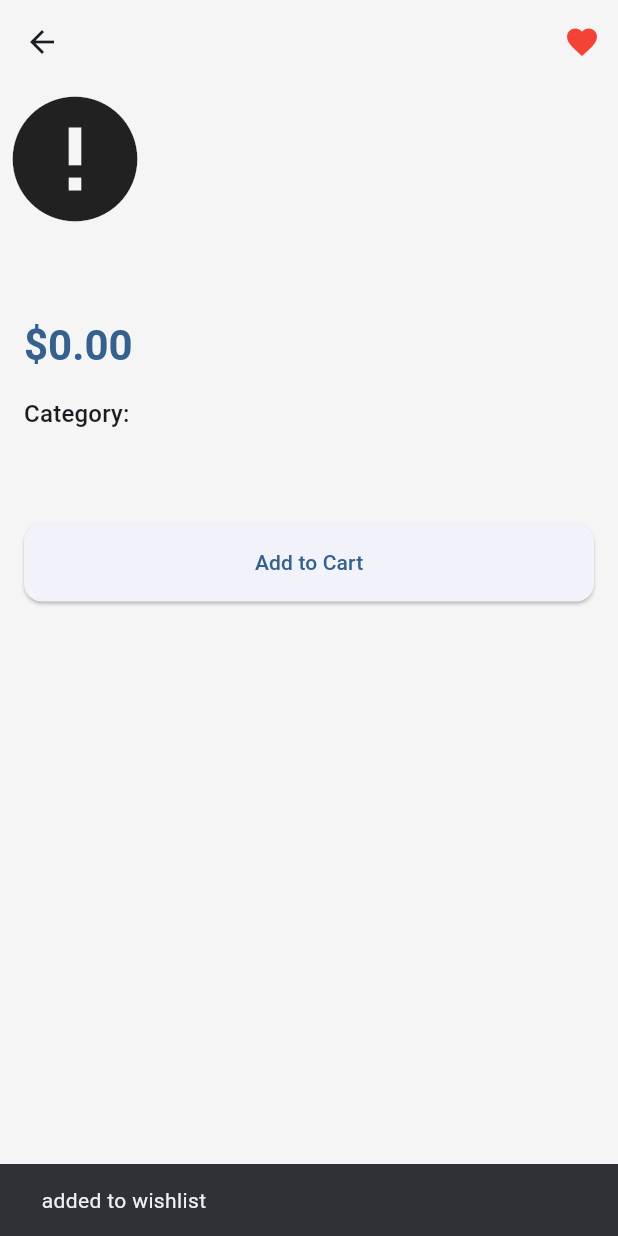
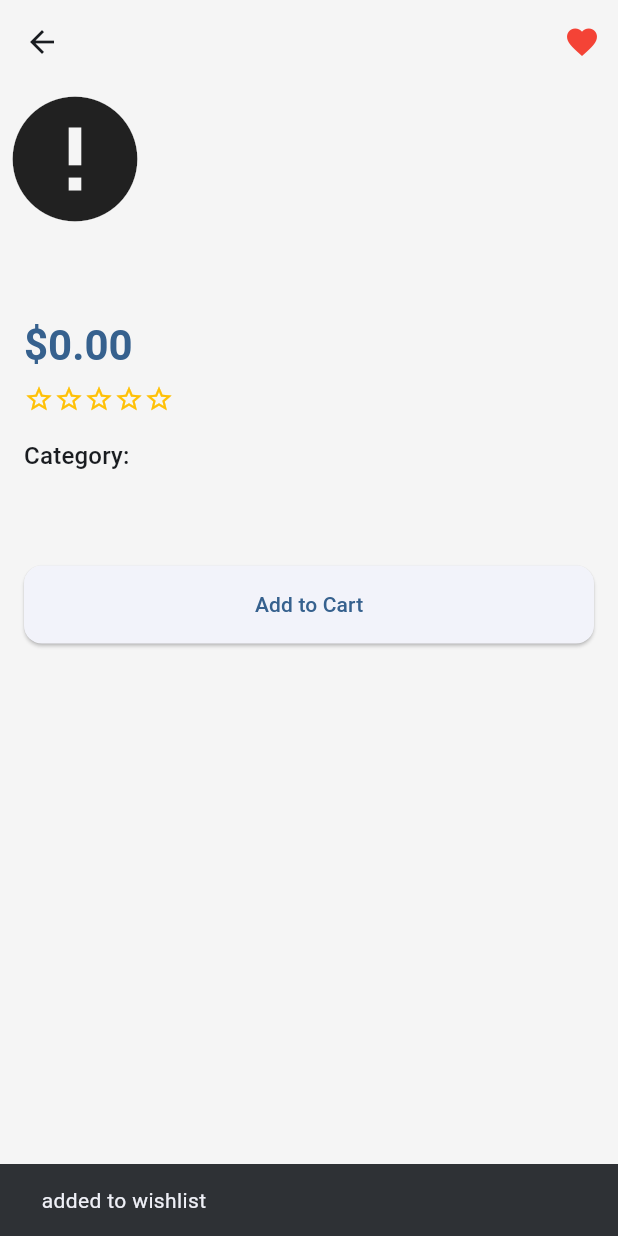
Before and after one commit to eka0789/ecommerce_app, a Flutter app: the ProductDetailScreen screen opened directly with empty values, after a tap on the "favorite outline" icon, on a phone screen of 412 x 824 dp. Run offline on Flutter 3.47's test engine with Material 3 defaults, Android fonts, the phone set to English and light mode, and no system bars; our stand-ins replace shared_preferences; accounts and stored records are empty; network calls fail.

Commit message:
add feature rating

```diff
--- a/lib/models/product.dart
+++ b/lib/models/product.dart
@@ -5,6 +5,7 @@ class Product {
   final String description;
   final String category;
   final String image;
+  final double rating;
 
   Product({
     required this.id,
@@ -13,6 +14,7 @@ class Product {
     required this.description,
     required this.category,
     required this.image,
+    required this.rating,
   });
 
   factory Product.fromJson(Map<String, dynamic> json) {
@@ -23,6 +25,19 @@ class Product {
       description: json['description'],
       category: json['category'],
       image: json['image'],
+      rating: (json['rating']['rate'] as num).toDouble(),
     );
   }
+
+  Map<String, dynamic> toJson() {
+    return {
+      'id': id,
+      'title': title,
+      'price': price,
+      'description': description,
+      'category': category,
+      'image': image,
+      'rating': {'rate': rating},
+    };
+  }
 }
--- a/lib/providers/wishlist_provider.dart
+++ b/lib/providers/wishlist_provider.dart
@@ -1,4 +1,6 @@
+import 'dart:convert';
 import 'package:flutter/material.dart';
+import 'package:shared_preferences/shared_preferences.dart';
 import '../models/wishlist.dart';
 import '../models/product.dart';
 
@@ -7,19 +9,45 @@ class WishlistProvider with ChangeNotifier {
 
   List<Wishlist> get wishlistItems => _wishlistItems;
 
+  WishlistProvider() {
+    _loadWishlist();
+  }
+
   void addToWishlist(Product product) {
     if (!_wishlistItems.any((item) => item.product.id == product.id)) {
       _wishlistItems.add(Wishlist(product: product));
+      _saveWishlist();
       notifyListeners();
     }
   }
 
   void removeFromWishlist(int productId) {
     _wishlistItems.removeWhere((item) => item.product.id == productId);
+    _saveWishlist();
     notifyListeners();
   }
 
   bool isInWishlist(int productId) {
     return _wishlistItems.any((item) => item.product.id == productId);
   }
+
+  Future<void> _saveWishlist() async {
+    final prefs = await SharedPreferences.getInstance();
+    final wishlistJson = _wishlistItems
+        .map((item) => item.product.toJson())
+        .toList();
+    await prefs.setString('wishlist', json.encode(wishlistJson));
+  }
+
+  Future<void> _loadWishlist() async {
+    final prefs = await SharedPreferences.getInstance();
+    final wishlistJson = prefs.getString('wishlist');
+    if (wishlistJson != null) {
+      final List<dynamic> decoded = json.decode(wishlistJson);
+      _wishlistItems = decoded
+          .map((json) => Wishlist(product: Product.fromJson(json)))
+          .toList();
+      notifyListeners();
+    }
+  }
 }
--- a/lib/screens/product_detail_screen.dart
+++ b/lib/screens/product_detail_screen.dart
@@ -73,6 +73,16 @@ class ProductDetailScreen extends StatelessWidget {
                           fontWeight: FontWeight.bold,
                         ),
                   ),
+                  const SizedBox(height: 8),
+                  Row(
+                    children: List.generate(5, (index) {
+                      return Icon(
+                        index < product.rating.floor() ? Icons.star : Icons.star_border,
+                        color: Colors.amber,
+                        size: 20,
+                      );
+                    }),
+                  ),
                   const SizedBox(height: 16),
                   Text(
                     'Category: ${product.category}',
--- a/lib/widgets/category_filter.dart
+++ b/lib/widgets/category_filter.dart
@@ -13,38 +13,44 @@ class CategoryFilter extends StatelessWidget {
       height: 50,
       child: ListView(
         scrollDirection: Axis.horizontal,
-        padding: const EdgeInsets.symmetric(horizontal: 16, vertical: 8),
         children: [
-          ChoiceChip(
-            label: const Text('All'),
-            selected: productProvider.products.isNotEmpty &&
-                productProvider.categories.isNotEmpty &&
-                productProvider.products.every(
-                    (product) => productProvider.categories.any((category) => category.name == product.category)),
-            onSelected: (selected) {
-              if (selected) {
-                productProvider.fetchProducts();
-              }
-            },
-          ),
-          const SizedBox(width: 8),
-          ...productProvider.categories.map((category) {
-            return Padding(
-              padding: const EdgeInsets.only(right: 8),
-              child: ChoiceChip(
-                label: Text(category.name),
-                selected: productProvider.products.isNotEmpty &&
-                    productProvider.products.every((product) => product.category == category.name),
-                onSelected: (selected) {
-                  if (selected) {
-                    productProvider.fetchProductsByCategory(category.name);
-                  }
-                },
-              ),
-            );
-          }).toList(),
+          _buildCategoryChip(context, 'All', productProvider, true),
+          ...productProvider.categories.map((category) =>
+              _buildCategoryChip(context, category.name, productProvider, false)),
         ],
       ),
     );
   }
+
+  Widget _buildCategoryChip(
+      BuildContext context, String label, ProductProvider provider, bool isAll) {
+    final isSelected = isAll
+        ? provider.products.isNotEmpty &&
+            provider.categories.isNotEmpty &&
+            provider.products.every((product) =>
+                provider.categories.any((category) => category.name == product.category))
+        : provider.products.isNotEmpty &&
+            provider.products.every((product) => product.category == label);
+
+    return Padding(
+      padding: const EdgeInsets.only(right: 8),
+      child: AnimatedOpacity(
+        duration: const Duration(milliseconds: 200),
+        opacity: isSelected ? 1.0 : 0.6,
+        child: ChoiceChip(
+          label: Text(label),
+          selected: isSelected,
+          onSelected: (selected) {
+            if (selected) {
+              if (isAll) {
+                provider.fetchProducts();
+              } else {
+                provider.fetchProductsByCategory(label);
+              }
+            }
+          },
+        ),
+      ),
+    );
+  }
 }
--- a/pubspec.yaml
+++ b/pubspec.yaml
@@ -32,7 +32,7 @@ dependencies:
     sdk: flutter
   http: ^1.2.1
   provider: ^6.1.2
-
+  shared_preferences: ^2.2.3
   # The following adds the Cupertino Icons font to your application.
   # Use with the CupertinoIcons class for iOS style icons.
   cupertino_icons: ^1.0.8
```
Also changed, not shown: lib/providers/cart_provider.dart (+36 -1 lines), lib/providers/product_provider.dart (+24 -0 lines), lib/widgets/product_card.dart (+34 -8 lines), pubspec.lock, 1 other file.
